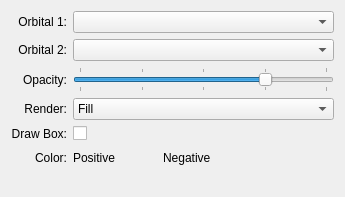
Qt form libavogadro/src/engines/orbitalsettingswidget.ui (cryos/avogadro) before a commit.
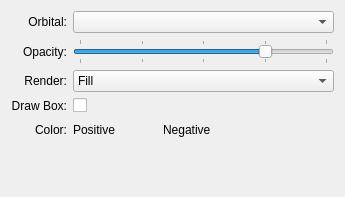
The same form after that commit. Custom widgets are drawn as their Qt base class.

Commit message: Improved the metadata put into the meshes - orbital engines can infer the pairs and also draw cube extents again.

```diff
--- a/libavogadro/src/engines/orbitalsettingswidget.ui
+++ b/libavogadro/src/engines/orbitalsettingswidget.ui
@@ -13,7 +13,7 @@
    <item row="0" column="0" >
     <widget class="QLabel" name="orbitalLabel" >
      <property name="text" >
-      <string>Orbital 1:</string>
+      <string>Orbital:</string>
      </property>
      <property name="alignment" >
       <set>Qt::AlignRight|Qt::AlignTrailing|Qt::AlignVCenter</set>
@@ -24,19 +24,6 @@
     <widget class="QComboBox" name="orbital1Combo" />
    </item>
    <item row="1" column="0" >
-    <widget class="QLabel" name="orbitalLabel_2" >
-     <property name="text" >
-      <string>Orbital 2:</string>
-     </property>
-     <property name="alignment" >
-      <set>Qt::AlignRight|Qt::AlignTrailing|Qt::AlignVCenter</set>
-     </property>
-    </widget>
-   </item>
-   <item row="1" column="1" >
-    <widget class="QComboBox" name="orbital2Combo" />
-   </item>
-   <item row="2" column="0" >
     <widget class="QLabel" name="opacityLabel" >
      <property name="text" >
       <string>Opacity:</string>
@@ -46,7 +33,7 @@
      </property>
     </widget>
    </item>
-   <item row="2" column="1" >
+   <item row="1" column="1" >
     <widget class="QSlider" name="opacitySlider" >
      <property name="minimum" >
       <number>0</number>
@@ -80,7 +67,7 @@
      </property>
     </widget>
    </item>
-   <item row="3" column="1" >
+   <item row="2" column="1" >
     <widget class="QComboBox" name="renderCombo" >
      <item>
       <property name="text" >
@@ -99,7 +86,7 @@
      </item>
     </widget>
    </item>
-   <item row="3" column="0" >
+   <item row="2" column="0" >
     <widget class="QLabel" name="renderLabel" >
      <property name="text" >
       <string>Render:</string>
@@ -109,7 +96,7 @@
      </property>
     </widget>
    </item>
-   <item row="4" column="0" >
+   <item row="3" column="0" >
     <widget class="QLabel" name="paddingLabel_2" >
      <property name="text" >
       <string>Draw Box:</string>
@@ -119,7 +106,7 @@
      </property>
     </widget>
    </item>
-   <item row="4" column="1" >
+   <item row="3" column="1" >
     <widget class="QCheckBox" name="drawBoxCheck" >
      <property name="text" >
       <string/>
@@ -132,7 +119,7 @@
      </property>
     </widget>
    </item>
-   <item row="5" column="0" >
+   <item row="4" column="0" >
     <widget class="QLabel" name="colorLabel" >
      <property name="text" >
       <string>Color:</string>
@@ -142,7 +129,7 @@
      </property>
     </widget>
    </item>
-   <item row="5" column="1" >
+   <item row="4" column="1" >
     <layout class="QHBoxLayout" >
      <item>
       <widget class="QLabel" name="colorLabel_2" >
@@ -205,7 +192,7 @@
      </item>
     </layout>
    </item>
-   <item row="6" column="0" colspan="2" >
+   <item row="5" column="0" colspan="2" >
     <spacer>
      <property name="orientation" >
       <enum>Qt::Vertical</enum>
```
The commit also changes 4 other files.
